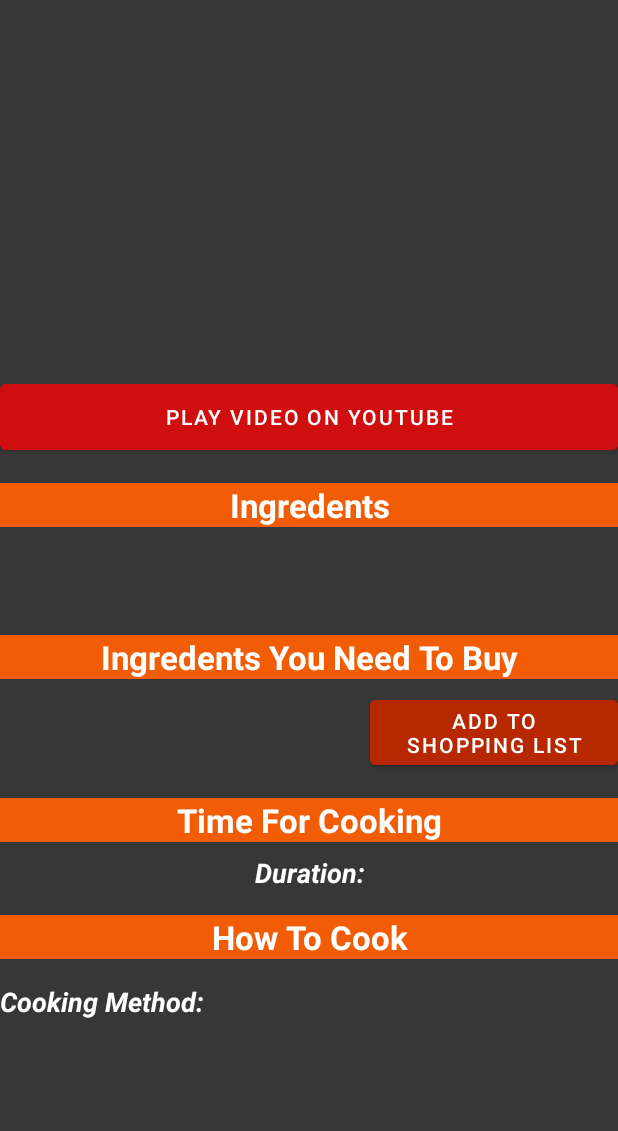
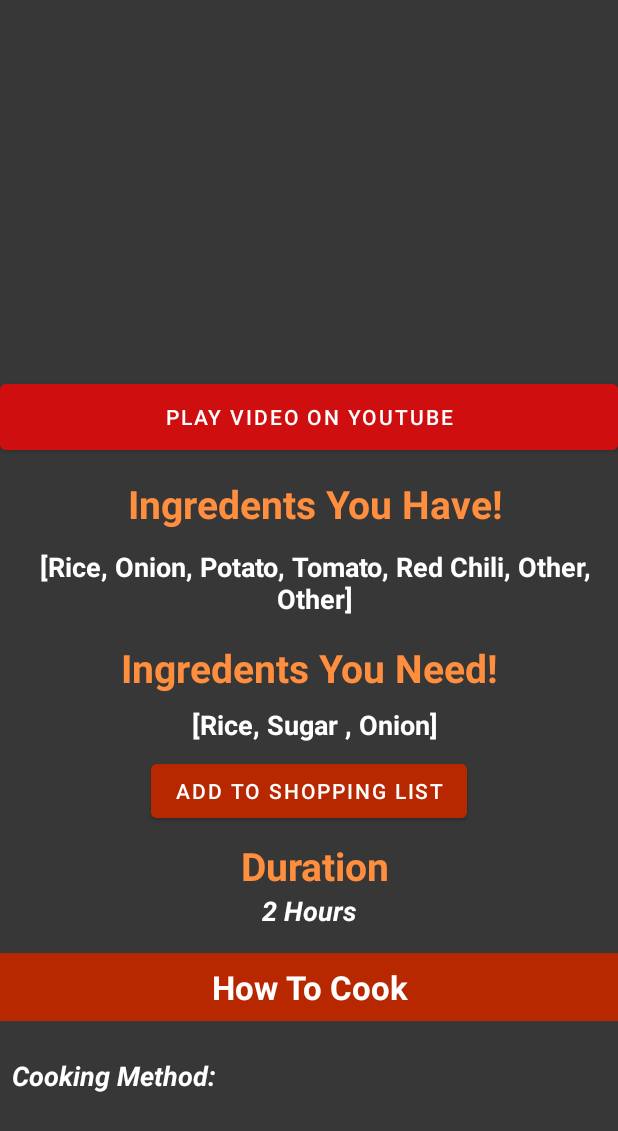
Before and after one commit to SagheerHussainZardari/Chef-Lab, an Android app: the layout fragment_dish_detail.xml on its own in the app's theme, with its tools: preview values and no code run, on a phone screen of 412 x 824 dp. Shown: the top 1131 px of the screen. Run offline under Robolectric (Android 15) with nearby library versions, the phone set to English and light mode, and no system bars.

Commit message:
Changed Details Card Layout

```diff
--- a/app/build.gradle
+++ b/app/build.gradle
@@ -33,6 +33,8 @@ android {
 
 dependencies {
     implementation fileTree(dir: "libs", include: ["*.jar"])
+
+
     implementation "org.jetbrains.kotlin:kotlin-stdlib:$kotlin_version"
     implementation 'androidx.core:core-ktx:1.3.0'
     implementation 'androidx.appcompat:appcompat:1.1.0'
--- a/app/src/main/java/com/sagheerhussainzardari/cheflab/Adapters/DishesAdapter.kt
+++ b/app/src/main/java/com/sagheerhussainzardari/cheflab/Adapters/DishesAdapter.kt
@@ -9,13 +9,14 @@ import com.bumptech.glide.Glide
 import com.sagheerhussainzardari.cheflab.Fragments.MatchingDishesFragment
 import com.sagheerhussainzardari.cheflab.Models.DishesModel
 import com.sagheerhussainzardari.cheflab.R
+import com.sagheerhussainzardari.cheflab.toastshort
 import kotlinx.android.synthetic.main.recycler_layout_matched_dishes_list.view.*
 
 
 class DishesAdapter(
     var context: Context,
     var dishesList: ArrayList<DishesModel>,
-    var booksForSellFragment: MatchingDishesFragment
+    var matchedDishesFragment: MatchingDishesFragment
 ) :
     RecyclerView.Adapter<DishesAdapter.MyViewHolder>() {
 
@@ -34,13 +35,17 @@ class DishesAdapter(
 
     override fun onBindViewHolder(holder: MyViewHolder, position: Int) {
         holder.view.iv_videoLogo.setOnClickListener {
+            matchedDishesFragment.onVideoIconClicked(dishesList[position].dishVideo)
+        }
 
-            booksForSellFragment.onVideoIconClicked(dishesList[position].dishVideo)
+        holder.view.btn_favDish.setOnClickListener {
+            context.toastshort("fav icon clicked")
 
+            matchedDishesFragment.onFavIconClicked(dishesList[position].dishName)
         }
 
         holder.view.dish_card.setOnClickListener {
-            booksForSellFragment.onCardClicked(dishesList[position])
+            matchedDishesFragment.onCardClicked(dishesList[position])
         }
 
         holder.view.tv_dish_name.text = dishesList[position].dishName
--- a/app/src/main/java/com/sagheerhussainzardari/cheflab/Fragments/MatchingDishesFragment.kt
+++ b/app/src/main/java/com/sagheerhussainzardari/cheflab/Fragments/MatchingDishesFragment.kt
@@ -17,6 +17,7 @@ import com.sagheerhussainzardari.cheflab.Adapters.DishesAdapter
 import com.sagheerhussainzardari.cheflab.MainActivity
 import com.sagheerhussainzardari.cheflab.Models.DishesModel
 import com.sagheerhussainzardari.cheflab.R
+import com.sagheerhussainzardari.cheflab.toastshort
 import kotlinx.android.synthetic.main.fragment_matched_dishes.*
 
 class MatchingDishesFragment : Fragment() {
@@ -40,6 +41,8 @@ class MatchingDishesFragment : Fragment() {
     override fun onViewCreated(view: View, savedInstanceState: Bundle?) {
 //            context?.toastshort(HomeFragment.currentIngredents.toString())
         progressbar_DeleteBook.visibility = View.VISIBLE
+
+
 
         getAllDishes()
     }
@@ -156,5 +159,9 @@ class MatchingDishesFragment : Fragment() {
         (activity as MainActivity).openDetailDish()
     }
 
+    fun onFavIconClicked(dishName: String) {
+        context?.toastshort("dish name is = $dishName")
+    }
+
 
 }
--- a/app/src/main/java/com/sagheerhussainzardari/cheflab/LoginActivity.kt
+++ b/app/src/main/java/com/sagheerhussainzardari/cheflab/LoginActivity.kt
@@ -124,7 +124,7 @@ class LoginActivity : AppCompatActivity() {
         }
     }
     private fun onRetryButtonClicked() {
-        onResume()
+        onStart()
     }
 
     private fun isInternetAvaiable(): Boolean {
--- a/app/src/main/res/layout/fragment_dish_detail.xml
+++ b/app/src/main/res/layout/fragment_dish_detail.xml
@@ -30,24 +30,39 @@
                 android:text="Play Video On Youtube"
                 android:visibility="visible" />
 
+            <LinearLayout
+                android:layout_width="match_parent"
+                android:layout_height="wrap_content"
+                android:orientation="horizontal"
+                android:weightSum="10">
+
+
+            </LinearLayout>
+
+
             <TextView
                 android:layout_width="match_parent"
-                android:layout_height="wrap_content"
-                android:layout_marginTop="16dp"
-                android:background="@color/colorPrimary"
-                android:gravity="center_vertical|center_horizontal"
-                android:text="Ingredents"
-                android:textColor="#fff"
-                android:textSize="22sp"
+                android:layout_height="match_parent"
+                android:layout_marginTop="12dp"
+                android:layout_weight="4"
+                android:gravity=""
+                android:paddingLeft="8dp"
+                android:text="Ingredents You Have!"
+                android:textAlignment="center"
+                android:textColor="@color/colorAccent"
+                android:textSize="26sp"
                 android:textStyle="bold" />
 
             <TextView
                 android:id="@+id/tv_ingredentsAvaiable"
                 android:layout_width="match_parent"
-                android:layout_height="56dp"
-                android:gravity="center_vertical"
-                android:text=""
-                android:textAlignment="center"
+                android:layout_height="match_parent"
+                android:layout_marginTop="12dp"
+                android:layout_weight="6"
+                android:gravity="center_vertical|center_horizontal"
+                android:paddingLeft="8dp"
+
+                android:text="[Rice, Onion, Potato, Tomato, Red Chili, Other, Other]"
                 android:textColor="#fff"
                 android:textSize="18sp"
                 android:textStyle="bold" />
@@ -56,60 +71,59 @@
                 android:layout_width="match_parent"
                 android:layout_height="wrap_content"
                 android:layout_marginTop="16dp"
-                android:background="@color/colorPrimary"
                 android:gravity="center_vertical|center_horizontal"
-                android:text="Ingredents You Need To Buy"
-                android:textColor="#fff"
-                android:textSize="22sp"
+                android:text="Ingredents You Need!"
+                android:textColor="@color/colorAccent"
+                android:textSize="26sp"
                 android:textStyle="bold" />
-
-            <LinearLayout
-                android:layout_width="match_parent"
-                android:layout_height="wrap_content"
-                android:orientation="horizontal"
-                android:layout_marginTop="8dp"
-                android:textAlignment="center"
-                android:weightSum="10">
 
             <TextView
                 android:id="@+id/tv_ingredentsRemaing"
-                    android:layout_width="0dp"
+                android:layout_width="match_parent"
                 android:layout_height="match_parent"
                 android:layout_weight="6"
-                    android:gravity="center_vertical"
-                    android:text=""
+                android:gravity="center_vertical|center_horizontal"
+                android:paddingLeft="8dp"
+                android:paddingTop="8dp"
+                android:text="[Rice, Sugar , Onion]"
                 android:textColor="#fff"
                 android:textSize="18sp"
                 android:textStyle="bold" />
 
+
             <Button
                 android:id="@+id/btn_addToCart"
-                    android:layout_width="0dp"
+                android:layout_width="wrap_content"
                 android:layout_height="match_parent"
+                android:layout_gravity="center_horizontal"
+                android:layout_marginTop="8dp"
                 android:layout_weight="4"
                 android:backgroundTint="@color/colorPrimaryDark"
                 android:drawableStart="@drawable/ic_star"
                 android:drawableTint="#fff"
                 android:text="Add To Shopping List" />
-            </LinearLayout>
+
 
             <TextView
                 android:layout_width="match_parent"
+                android:layout_marginTop="8dp"
                 android:layout_height="wrap_content"
-                android:layout_marginTop="16dp"
-                android:background="@color/colorPrimary"
-                android:gravity="center_vertical|center_horizontal"
-                android:text="Time For Cooking"
-                android:textColor="#fff"
-                android:textSize="22sp"
+                android:layout_weight="4"
+                android:gravity="center_vertical"
+                android:paddingLeft="8dp"
+                android:text="Duration"
+                android:textAlignment="center"
+                android:textColor="@color/colorAccent"
+                android:textSize="26sp"
                 android:textStyle="bold" />
+
 
             <TextView
                 android:id="@+id/tv_duration"
                 android:layout_width="match_parent"
+                android:layout_weight="6"
                 android:layout_height="wrap_content"
-                android:layout_marginTop="8dp"
-                android:text="Duration:"
+                android:text="2 Hours"
                 android:textAlignment="center"
                 android:textColor="#fff"
                 android:textSize="18sp"
@@ -119,11 +133,12 @@
                 android:layout_width="match_parent"
                 android:layout_height="wrap_content"
                 android:layout_marginTop="16dp"
-                android:background="@color/colorPrimary"
+                android:background="@color/colorPrimaryDark"
                 android:gravity="center_vertical|center_horizontal"
                 android:text="How To Cook"
                 android:textColor="#fff"
                 android:textSize="22sp"
+                android:padding="8dp"
                 android:textStyle="bold" />
 
             <TextView
@@ -131,6 +146,7 @@
                 android:layout_width="match_parent"
                 android:layout_height="wrap_content"
                 android:layout_marginTop="16dp"
+                android:padding="8dp"
                 android:text="Cooking Method:"
                 android:textColor="#fff"
                 android:layout_marginBottom="16dp"
--- a/app/src/main/res/layout/recycler_layout_matched_dishes_list.xml
+++ b/app/src/main/res/layout/recycler_layout_matched_dishes_list.xml
@@ -53,7 +53,7 @@
 
                 android:text="dish name"
                 android:textColor="#fff"
-                android:textAlignment="center"
+                android:textAlignment="textStart"
                 android:textSize="26sp"
                 android:textStyle="bold"
                 android:paddingTop="16dp"
--- a/build.gradle
+++ b/build.gradle
@@ -6,9 +6,9 @@ buildscript {
         jcenter()
     }
     dependencies {
-        classpath "com.android.tools.build:gradle:4.0.0"
+        classpath "com.android.tools.build:gradle:4.0.2"
         classpath "org.jetbrains.kotlin:kotlin-gradle-plugin:$kotlin_version"
-        classpath 'com.google.gms:google-services:4.2.0'
+        classpath 'com.google.gms:google-services:4.3.4'
 
         // NOTE: Do not place your application dependencies here; they belong
         // in the individual module build.gradle files
```
Also changed, not shown: 1 other file. Lines whose indentation alone changed are shown as unchanged.
